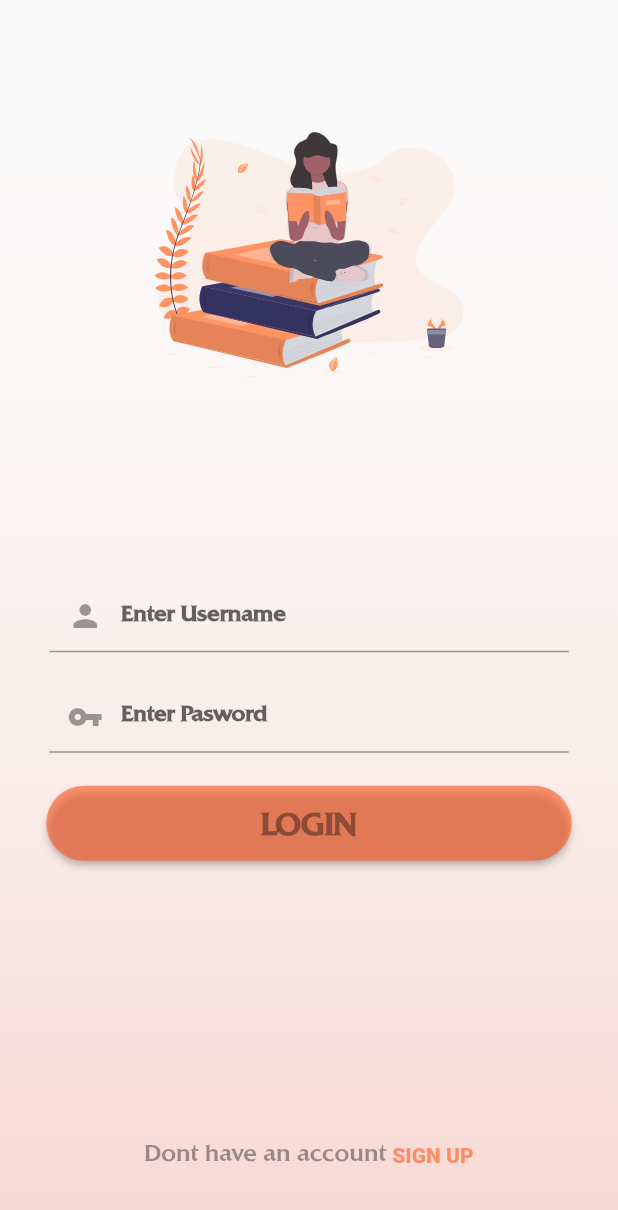
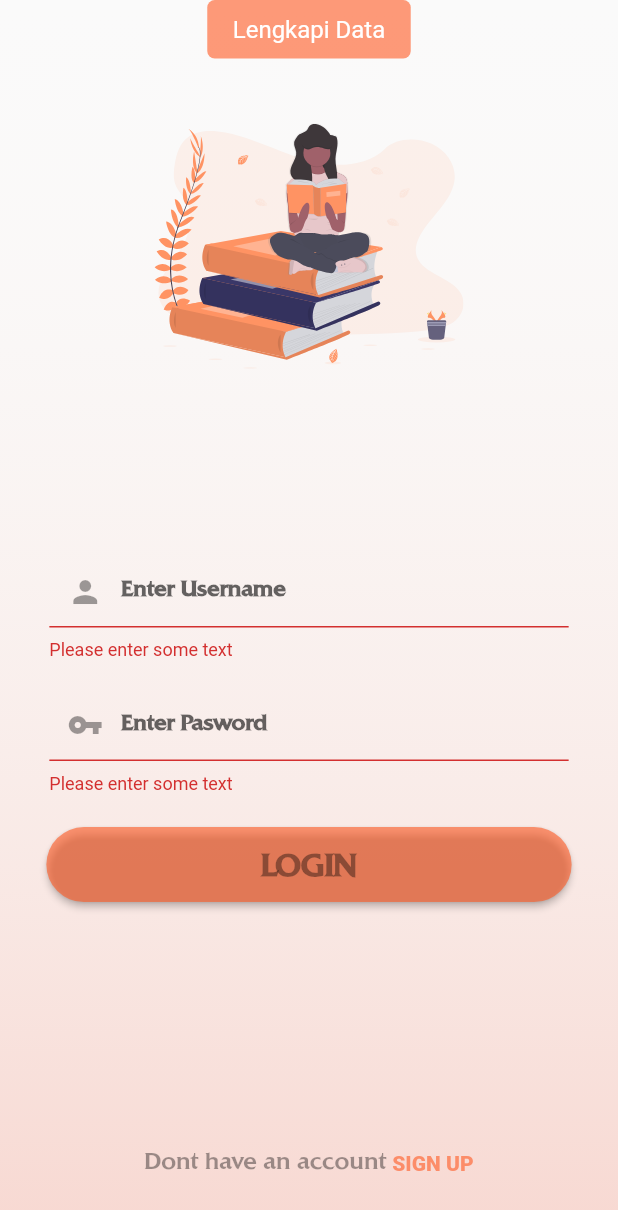
Before and after one commit to familyas/APP_LIBRARY, a Flutter app: the screen it shows after launch, after a tap on "LOGIN", on a phone screen of 412 x 824 dp. Shown: the top 1210 px of the screen. Run offline on Flutter 3.47's test engine with Material 2 defaults, Android fonts, the light colour scheme and no system bars; drawn by our look-alikes of rounded_loading_button; our stand-ins replace dio, flutter_styled_toast, flutter_svg.

Commit message:
proses login

```diff
--- a/lib/API/apistatus.dart
+++ b/lib/API/apistatus.dart
@@ -1,3 +1,4 @@
+import 'package:app_library/theme/style.dart';
 import 'package:flutter/material.dart';
 
 import 'package:dio/dio.dart';
@@ -54,7 +55,7 @@ class APIStatus {
         kategori: object['Kategori'],
         createdby: object['CreatedBy']);
   }
-
+  //create user
   static Future<List<APIStatus>> insertUser(BuildContext context, String email,
       String username, String phone, String password) async {
     String apiURL = "http://training-api.agungjustika.com/Lukman/insertUser";
@@ -94,4 +95,44 @@ class APIStatus {
       return null;
     }
   }
+  //end create user
+
+  //login
+  static Future<List<APIStatus>> login(
+      BuildContext context, String username, String password) async {
+    String apiURL = "http://training-api.agungjustika.com/Lukman/Login/" +
+        username +
+        "/" +
+        password;
+
+    BaseOptions options = BaseOptions(
+      baseUrl: apiURL,
+      connectTimeout: 60000,
+      receiveTimeout: 30000,
+    );
+
+    Dio dio = Dio(options);
+
+    Response response = await dio.get(apiURL);
+
+    try {
+      if (response.statusCode == 200) {
+        dynamic listData = response.data;
+
+        List<APIStatus> data = [];
+        for (int i = 0; i < listData.length; i++) {
+          data.add(APIStatus.result(listData[i]));
+        }
+        return data;
+      } else {
+        MessageToash(context, "Koneksi Bermasalah");
+        return null;
+      }
+    } catch (e) {
+      MessageToash(context, "Gagal Mengurai Data");
+      return null;
+    }
+  }
+  // end login
+
 }
--- a/lib/pages/auth/login_page.dart
+++ b/lib/pages/auth/login_page.dart
@@ -1,4 +1,6 @@
+import 'package:app_library/API/apistatus.dart';
 import 'package:app_library/pages/auth/register_page.dart';
+import 'package:app_library/pages/dashboard/dashboard_page.dart';
 import 'package:app_library/theme/style.dart';
 import 'package:flutter/material.dart';
 import 'package:flutter/rendering.dart';
@@ -11,7 +13,11 @@ class LoginPage extends StatefulWidget {
 }
 
 class _LoginPageState extends State<LoginPage> {
+  final GlobalKey<FormState> _formKey = GlobalKey<FormState>();
+  TextEditingController _username = TextEditingController();
+  TextEditingController _password = TextEditingController();
   RoundedLoadingButtonController _login = new RoundedLoadingButtonController();
+
   @override
   Widget build(BuildContext context) {
     return Scaffold(
@@ -31,15 +37,23 @@ class _LoginPageState extends State<LoginPage> {
                 width: MediaQuery.of(context).size.width * 0.5,
                 height: MediaQuery.of(context).size.height * 0.3,
               ),
-              Column(
+              Form(
+                key: _formKey,
+                child: Column(
                   children: [
                     Container(
                       width: MediaQuery.of(context).size.width * 0.85,
                       child: Padding(
                         padding: EdgeInsets.all(2),
-                      child: TextField(
+                        child: TextFormField(
+                          validator: (value) {
+                            if (value == null || value.isEmpty) {
+                              return 'Please enter some text';
+                            }
+                            return null;
+                          },
+                          controller: _username,
                           cursorColor: themeOranges,
-                        autocorrect: false,
                           obscureText: false,
                           decoration: InputDecoration(
                             prefixIcon: Icon(
@@ -70,9 +84,15 @@ class _LoginPageState extends State<LoginPage> {
                       width: MediaQuery.of(context).size.width * 0.85,
                       child: Padding(
                         padding: EdgeInsets.all(2),
-                      child: TextField(
+                        child: TextFormField(
+                          validator: (value) {
+                            if (value == null || value.isEmpty) {
+                              return 'Please enter some text';
+                            }
+                            return null;
+                          },
+                          controller: _password,
                           cursorColor: themeOranges,
-                        autocorrect: false,
                           obscureText: true,
                           decoration: InputDecoration(
                             prefixIcon: Icon(
@@ -101,7 +121,24 @@ class _LoginPageState extends State<LoginPage> {
                     ),
                     RoundedLoadingButton(
                       controller: _login,
-                    onPressed: () {},
+                      onPressed: () {
+                        if (_formKey.currentState.validate()) {
+                          APIStatus.login(
+                                  context, _username.text, _password.text)
+                              .then((value) {
+                            MessageToash(context, value[0].apimessage);
+                            if (value[0].status == "success") {
+                              Navigator.push(context,
+                                  MaterialPageRoute(builder: (context) {
+                                return DashboardPage();
+                              }));
+                            }
+                          });
+                        } else {
+                          MessageToash(context, "Lengkapi Data");
+                        }
+                        _login.reset();
+                      },
                       child: Text("LOGIN",
                           style: TextStyle(
                             fontSize: 20,
@@ -113,6 +150,7 @@ class _LoginPageState extends State<LoginPage> {
                       color: themeOranges,
                     )
                   ],
+                ),
               ),
               SizedBox(
                 height: MediaQuery.of(context).size.height * 0.002,
--- a/lib/theme/style.dart
+++ b/lib/theme/style.dart
@@ -1,5 +1,6 @@
 import 'package:flutter/cupertino.dart';
 import 'package:flutter/material.dart';
+import 'package:flutter_styled_toast/flutter_styled_toast.dart';
 
 Color darkOrange = Color(0xED502E);
 Color themeOranges = Color.fromRGBO(255, 88, 33, 0.6);
@@ -14,3 +15,30 @@ bgGradient() {
     end: Alignment.bottomCenter,
   );
 }
+
+ToastFuture MessageToash(BuildContext context, String Message) {
+  return showToast(
+    Message,
+    context: context,
+    backgroundColor: themeOranges,
+    animation: StyledToastAnimation.slideFromTopFade,
+    reverseAnimation: StyledToastAnimation.slideToTopFade,
+    position: StyledToastPosition(
+      align: Alignment.topCenter,
+      offset: 0.0,
+    ),
+    startOffset: Offset(
+      0.0,
+      -3.0,
+    ),
+    reverseEndOffset: Offset(
+      0.0,
+      -3.0,
+    ),
+    duration: Duration(seconds: 4),
+    //Animation duration   animDuration * 2 <= duration
+    animDuration: Duration(seconds: 1),
+    curve: Curves.fastLinearToSlowEaseIn,
+    reverseCurve: Curves.fastOutSlowIn,
+  );
+}
--- a/pubspec.yaml
+++ b/pubspec.yaml
@@ -30,6 +30,7 @@ dependencies:
   flutter_svg: ^0.22.0
   dio: ^4.0.1
   rounded_loading_button: ^2.0.9
+  flutter_styled_toast: ^2.0.0
 
 dev_dependencies:
   flutter_test:
```
Also changed, not shown: lib/pages/auth/register_page.dart (+10 -9 lines), lib/pages/dashboard/dashboard_page.dart (added, +19 -0 lines), pubspec.lock. Lines whose indentation alone changed are shown as unchanged.
